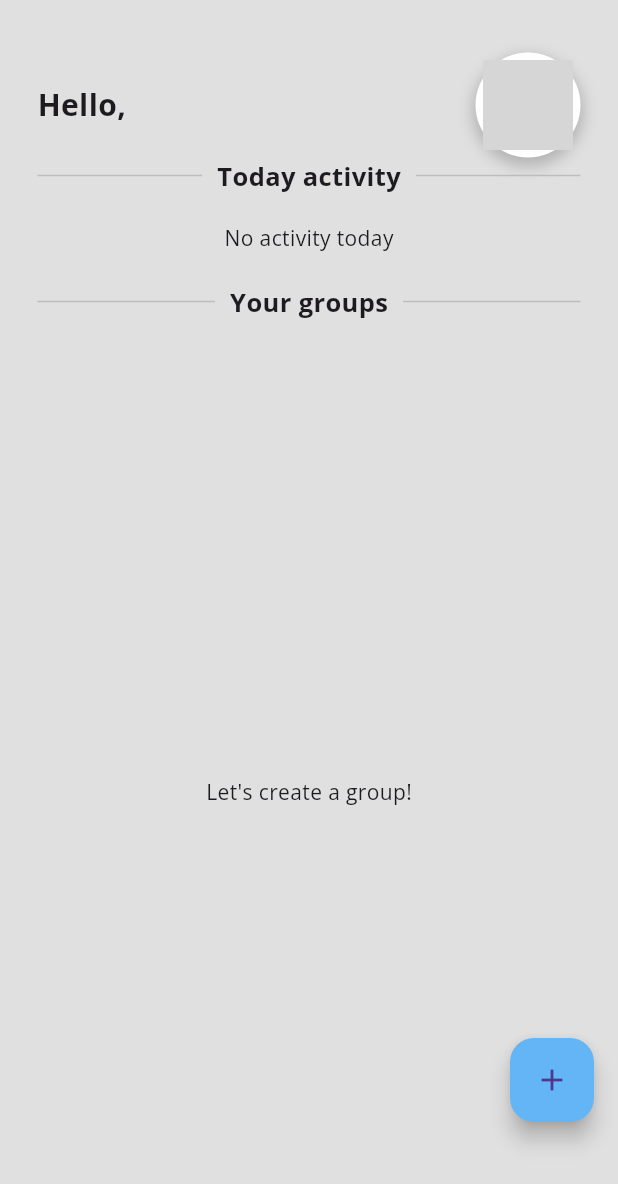
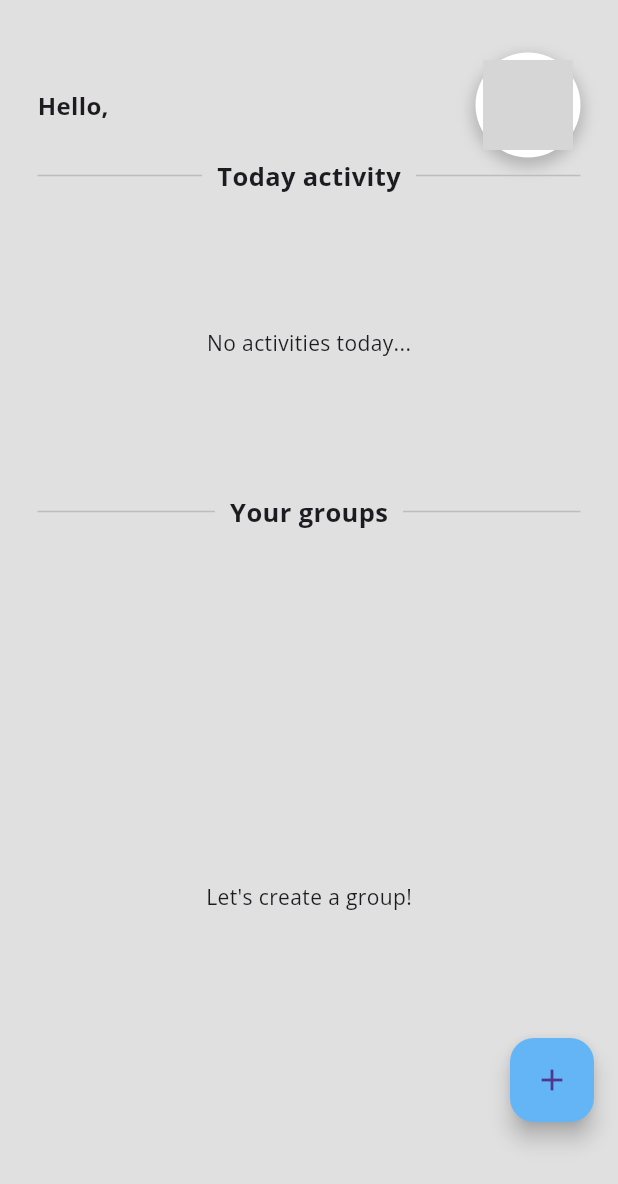
Before and after one commit to Zihag/attendo_app, a Flutter app: the HomeScreen screen opened directly, on a phone screen of 412 x 824 dp. Shown: the top 1184 px of the screen. Run offline on Flutter 3.47's test engine with Material 3 defaults, Android fonts, the phone set to English and light mode, and no system bars; our stand-ins replace bloc, cloud_firestore, curved_navigation_bar, firebase_auth, firebase_core, flutter_bloc and 5 more; accounts and stored records are empty; network calls fail; grey boxes are pictures that could not be loaded.

Commit message:
today activity

```diff
--- a/lib/app_blocs/activity/bloc/activity_bloc.dart
+++ b/lib/app_blocs/activity/bloc/activity_bloc.dart
@@ -29,7 +29,7 @@ class ActivityBloc extends Bloc<ActivityEvent, ActivityState> {
       String actTimeString = "${event.actTime.hour}:${event.actTime.minute}";
 
       await _firebaseFirestore
-          .collection('group')
+          .collection('groups')
           .doc(event.groupId)
           .collection('activities')
           .add({
@@ -54,7 +54,7 @@ class ActivityBloc extends Bloc<ActivityEvent, ActivityState> {
     emit(ActivityLoading());
     try {
       final querySnapshot = await _firebaseFirestore
-          .collection('group')
+          .collection('groups')
           .doc(event.groupId)
           .collection('activities')
           .orderBy('create_at', descending: true)
@@ -85,7 +85,7 @@ class ActivityBloc extends Bloc<ActivityEvent, ActivityState> {
     emit(ActivityLoading());
     try {
       await _firebaseFirestore
-          .collection('group')
+          .collection('groups')
           .doc(event.groupId)
           .collection('activities')
           .doc(event.activityId)
--- a/lib/app_blocs/group/bloc/group_bloc.dart
+++ b/lib/app_blocs/group/bloc/group_bloc.dart
@@ -1,5 +1,6 @@
 import 'dart:async';
 
+import 'package:attendo_app/services/today_activity_service.dart';
 import 'package:bloc/bloc.dart';
 import 'package:cloud_firestore/cloud_firestore.dart';
 import 'package:firebase_auth/firebase_auth.dart';
@@ -25,7 +26,7 @@ class GroupBloc extends Bloc<GroupEvent, GroupState> {
         emit(GroupError('User not logged in'));
         return;
       }
-      await _firestore.collection('group').add({
+      await _firestore.collection('groups').add({
         'name':event.groupName,
         'description':event.groupDescription,
         'member':[{
@@ -45,7 +46,7 @@ class GroupBloc extends Bloc<GroupEvent, GroupState> {
     try {
       String userId = await FirebaseAuth.instance.currentUser?.uid??'';
       print(userId);
-      final querySnapshot = await _firestore.collection('group').where('member',arrayContains: {'userId':userId}).get();
+      final querySnapshot = await _firestore.collection('groups').where('member',arrayContains: {'userId':userId}).get();
       final groups = querySnapshot.docs.map((doc) => {
         'id': doc.id,
         'name':doc['name'],
@@ -62,10 +63,12 @@ class GroupBloc extends Bloc<GroupEvent, GroupState> {
   FutureOr<void> _onDeleteGroup(DeleteGroup event, Emitter<GroupState> emit) async {
     emit(GroupLoading());
     try{
-      await _firestore.collection('group').doc(event.groupId).delete();
+      await _firestore.collection('groups').doc(event.groupId).delete();
       add(LoadGroups());
     } catch(e){
       emit(GroupError("Failed to delete group"));
     }
   }
+
+
 }
--- a/lib/app_blocs/group/bloc/group_state.dart
+++ b/lib/app_blocs/group/bloc/group_state.dart
@@ -5,15 +5,15 @@ sealed class GroupState {}
 
 final class GroupInitial extends GroupState {}
 
-final class GroupLoading extends GroupState{}
+final class GroupLoading extends GroupState {}
 
-final class GroupLoaded extends GroupState{
+final class GroupLoaded extends GroupState {
   final List<Map<String, dynamic>> groups;
 
   GroupLoaded(this.groups);
 }
 
-final class GroupError extends GroupState{
+final class GroupError extends GroupState {
   final String message;
   GroupError(this.message);
 }
--- a/lib/app_blocs/groupdetail/bloc/groupdetail_bloc.dart
+++ b/lib/app_blocs/groupdetail/bloc/groupdetail_bloc.dart
@@ -17,7 +17,7 @@ class GroupDetailBloc extends Bloc<GroupDetailEvent, GroupDetailState> {
   FutureOr<void> _onLoadGroupDetail(LoadGroupDetail event, Emitter<GroupDetailState> emit) async {
     emit(GroupDetailLoading());
     try {
-      final docSnapshot = await _firebaseFirestore.collection('group').doc(event.groupid).get();
+      final docSnapshot = await _firebaseFirestore.collection('groups').doc(event.groupid).get();
       if(docSnapshot.exists){
         emit(GroupDetailLoaded(docSnapshot.data()!));
       } else {
--- /dev/null
+++ b/lib/app_blocs/today_activity/bloc/today_activity_bloc.dart
@@ -0,0 +1,27 @@
+import 'dart:async';
+
+import 'package:attendo_app/services/today_activity_service.dart';
+import 'package:bloc/bloc.dart';
+import 'package:firebase_auth/firebase_auth.dart';
+import 'package:meta/meta.dart';
+
+part 'today_activity_event.dart';
+part 'today_activity_state.dart';
+
+class TodayActivityBloc extends Bloc<TodayActivityEvent, TodayActivityState> {
+  final TodayActivityService _todayActivityService;
+  TodayActivityBloc(this._todayActivityService) : super(TodayActivityInitial()) {
+    on<LoadTodayActivities>(_onLoadTodayActivities);
+  }
+
+  FutureOr<void> _onLoadTodayActivities(LoadTodayActivities event, Emitter<TodayActivityState> emit) async {
+    emit(TodayActivityLoading());
+    try {
+      String userId = FirebaseAuth.instance.currentUser?.uid??'';
+      final activities = await _todayActivityService.fetchTodayActivities(userId);
+      emit(TodayActivityLoaded(activities));
+    } catch(e){
+      emit(TodayActivityError("Failed to load today's activities: ${e.toString()}"));
+    }
+  }
+}
--- /dev/null
+++ b/lib/app_blocs/today_activity/bloc/today_activity_event.dart
@@ -0,0 +1,7 @@
+part of 'today_activity_bloc.dart';
+
+@immutable
+sealed class TodayActivityEvent {}
+
+class LoadTodayActivities extends TodayActivityEvent{
+}
--- /dev/null
+++ b/lib/app_blocs/today_activity/bloc/today_activity_state.dart
@@ -0,0 +1,21 @@
+part of 'today_activity_bloc.dart';
+
+@immutable
+sealed class TodayActivityState {}
+
+final class TodayActivityInitial extends TodayActivityState {}
+
+final class TodayActivityLoading extends TodayActivityState{}
+
+final class TodayActivityLoaded extends TodayActivityState{
+  final List<Map<String, dynamic>> activities;
+
+  TodayActivityLoaded(this.activities);
+
+}
+
+final class TodayActivityError extends TodayActivityState{
+  final String message;
+
+  TodayActivityError(this.message);
+}
--- a/lib/screens/activity/create_activity_screen.dart
+++ b/lib/screens/activity/create_activity_screen.dart
@@ -1,3 +1,4 @@
+import 'package:attendo_app/app_blocs/today_activity/bloc/today_activity_bloc.dart';
 import 'package:attendo_app/screens/group/group_detail_screen.dart';
 import 'package:cloud_firestore/cloud_firestore.dart';
 import 'package:flutter/material.dart';
@@ -48,6 +49,10 @@ class _CreateActivityScreenState extends State<CreateActivityScreen> {
       body: BlocListener<ActivityBloc, ActivityState>(
         listener: (context, state) {
           if (state is ActivityCreatedSuccess) {
+
+            //Call reload today activity in Home screen
+            context.read<TodayActivityBloc>().add(LoadTodayActivities());
+
             print('Create successful');
             Navigator.pushAndRemoveUntil(
                 context,
--- a/lib/screens/navigation/home/home_screen.dart
+++ b/lib/screens/navigation/home/home_screen.dart
@@ -1,8 +1,10 @@
 import 'package:attendo_app/app_blocs/group/bloc/group_bloc.dart';
+import 'package:attendo_app/app_blocs/today_activity/bloc/today_activity_bloc.dart';
 import 'package:attendo_app/screens/group/group_detail_screen.dart';
 import 'package:attendo_app/screens/authentication/login_screen.dart';
 import 'package:attendo_app/widgets/circle_avatar.dart';
 import 'package:attendo_app/widgets/custom_group_listtile.dart';
+import 'package:attendo_app/widgets/today_activity_listtile.dart';
 import 'package:firebase_auth/firebase_auth.dart';
 import 'package:flutter/material.dart';
 import 'package:flutter_bloc/flutter_bloc.dart';
@@ -17,7 +19,10 @@ class HomeScreen extends StatelessWidget {
   Widget build(BuildContext context) {
     final user = FirebaseAuth.instance.currentUser;
     FirebaseAuth.instance.authStateChanges().listen((User? user) {
-      if (user != null) context.read<GroupBloc>().add(LoadGroups());
+      if (user != null) {
+        context.read<GroupBloc>().add(LoadGroups());
+        context.read<TodayActivityBloc>().add(LoadTodayActivities());
+      }
     });
     return Scaffold(
       backgroundColor: Colors.grey[300],
@@ -37,10 +42,12 @@ class HomeScreen extends StatelessWidget {
                     children: [
                       Text('Hello, ',
                           style: GoogleFonts.openSans(
-                              fontSize: 20, fontWeight: FontWeight.w700)),
+                              fontSize: 16, fontWeight: FontWeight.w700)),
                       Text(user.displayName ?? 'User',
                           style: GoogleFonts.openSans(
-                              fontSize: 20, fontWeight: FontWeight.w700)),
+                              fontSize: 16, fontWeight: FontWeight.w700),
+                              overflow: TextOverflow.ellipsis,
+                              ),
                     ],
                   ),
                   CustomCircleAvatar(
@@ -74,9 +81,52 @@ class HomeScreen extends StatelessWidget {
               ],
             ),
           ),
-          Padding(
-            padding: EdgeInsets.symmetric(vertical: 20),
-            child: Text("No activity today"),
+          BlocListener<TodayActivityBloc, TodayActivityState>(
+            listener: (context, state) {
+              if(state is TodayActivityError){
+                ScaffoldMessenger.of(context).showSnackBar(SnackBar(content: Text(state.message)));
+              }
+            },
+            child: SizedBox(
+              height: 200,
+                child: BlocBuilder<TodayActivityBloc, TodayActivityState>(
+              builder: (context, state) {
+                if (state is TodayActivityLoading) {
+                  return Center(
+                    child: CircularProgressIndicator(),
+                  );
+                } else if (state is TodayActivityLoaded) {
+                  if(state.activities.isEmpty){
+                    return Center(child: Text('No activities today...'),);
+                  }
+                  final activities = state.activities;
+
+                  return ListView.builder(
+                    scrollDirection: Axis.horizontal,
+                    itemCount: activities.length,
+                    itemBuilder: (context, index) {
+                      final activity = activities[index];
+                      return Padding(
+                        padding: const EdgeInsets.symmetric(vertical: 20),
+                        child: TodayActivityListtile(
+                          activityName: activity['activityName'],
+                          groupName: activity['groupName'],
+                          time: activity['actTime'],
+                        ),
+                      );
+                    },
+                  );
+                } else if (state is TodayActivityError) {
+                  return Center(
+                    child: CircularProgressIndicator(),
+                  );
+                } else {
+                  return Center(
+                    child: Text('No activities for today'),
+                  );
+                }
+              },
+            )),
           ),
           Padding(
             padding: const EdgeInsets.symmetric(horizontal: 25.0),
@@ -123,11 +173,9 @@ class HomeScreen extends StatelessWidget {
                     );
                   }
                   return ListView.builder(
+                    padding: EdgeInsets.only(bottom: 80),
                     itemCount: state.groups.length,
                     itemBuilder: (context, index) {
-                      if (index == state.groups.length){
-                        SizedBox(height: 100,);
-                      }
                       final group = state.groups[index];
                       final members = group['member'] as List<dynamic>;
                       return CustomGroupListTile(
--- a/pubspec.yaml
+++ b/pubspec.yaml
@@ -40,9 +40,11 @@ dependencies:
   flutter_bloc: ^8.1.6
   google_fonts: ^6.2.1
   google_sign_in: ^6.2.1
+  intl: ^0.19.0
   lottie: ^3.1.3
   rounded_loading_button: ^2.1.0
   share_plus: ^10.0.3
+  water_drop_nav_bar: ^2.2.2
 
 dev_dependencies:
   flutter_lints: ^4.0.0
```
Also changed, not shown: lib/app_blocs/group/bloc/group_event.dart (+3 -4 lines), lib/main.dart (+19 -8 lines), lib/services/today_activity_service.dart (added, +73 -0 lines), lib/widgets/today_activity_listtile.dart (added, +89 -0 lines), lib/screens/main_screen.dart (line endings or trailing spaces), pubspec.lock.
